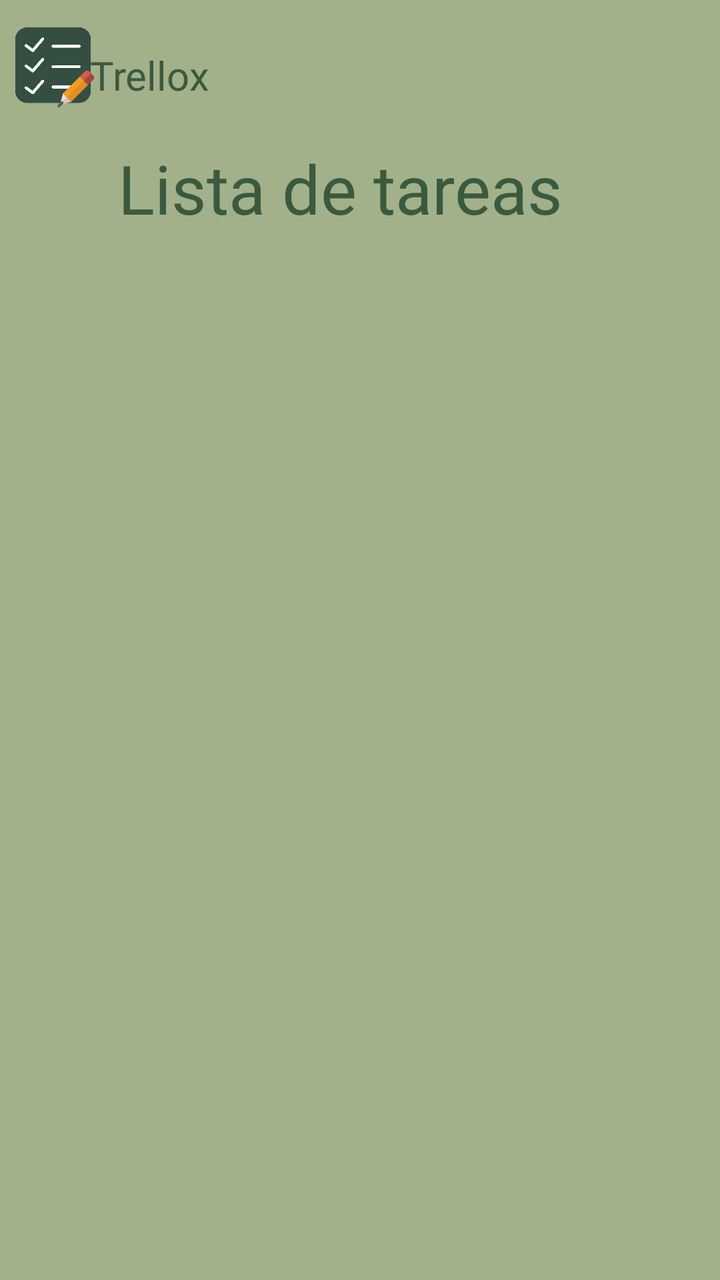
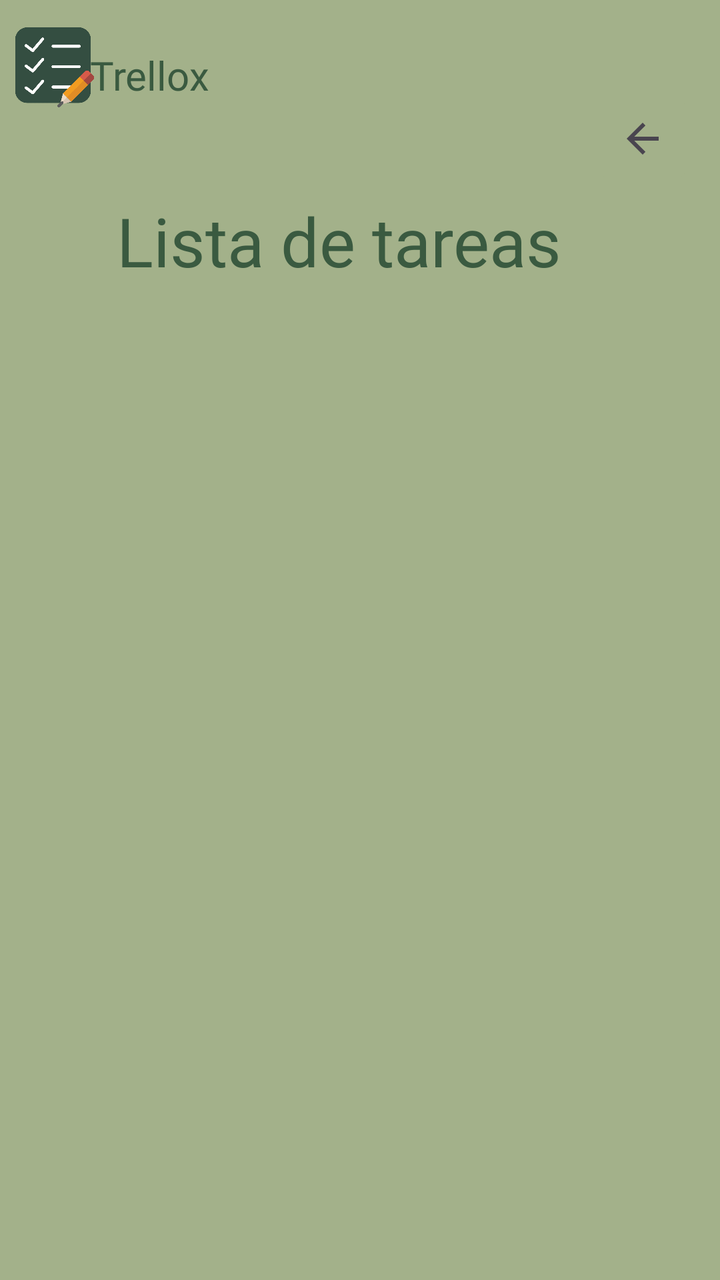

Before-and-after screenshots of an Android layout around one commit, followed by the original layout XML and the change that was made.
<!-- AndroidManifest.xml: application theme Theme.Trellox -->
<!-- res/layout/mostrar_tareas.xml -->
<?xml version="1.0" encoding="utf-8"?>
<androidx.constraintlayout.widget.ConstraintLayout xmlns:android="http://schemas.android.com/apk/res/android"
    xmlns:app="http://schemas.android.com/apk/res-auto"
    xmlns:tools="http://schemas.android.com/tools"
    android:id="@+id/verTareas"
    android:layout_width="match_parent"
    android:layout_height="match_parent"
    android:background="@color/verde_claro"
    android:contentDescription="@string/img_logo">

    <ImageView
        android:id="@+id/imgVerTareas"
        android:layout_width="40dp"
        android:layout_height="40dp"
        android:contentDescription="@string/img_perfil"
        app:layout_constraintBottom_toBottomOf="parent"
        app:layout_constraintEnd_toEndOf="parent"
        app:layout_constraintHorizontal_bias="0.023"
        app:layout_constraintStart_toStartOf="parent"
        app:layout_constraintTop_toTopOf="parent"
        app:layout_constraintVertical_bias="0.023"
        app:srcCompat="@drawable/lista" />

    <TextView
        android:id="@+id/titulo_app"
        android:layout_width="wrap_content"
        android:layout_height="wrap_content"
        android:fontFamily="@font/amaranth_bold"
        android:text="@string/app_name"
        android:textColor="@color/verde_oscuro"
        android:textSize="20sp"
        app:layout_constraintBottom_toBottomOf="parent"
        app:layout_constraintEnd_toEndOf="parent"
        app:layout_constraintHorizontal_bias="0.15"
        app:layout_constraintStart_toStartOf="parent"
        app:layout_constraintTop_toTopOf="parent"
        app:layout_constraintVertical_bias="0.039" />

    <TextView
        android:id="@+id/listaTareas"
        android:layout_width="wrap_content"
        android:layout_height="wrap_content"
        android:fontFamily="@font/amaranth"
        android:text="@string/lista_tareas"
        android:textColor="@color/verde_oscuro"
        android:textSize="34sp"
        app:layout_constraintBottom_toBottomOf="parent"
        app:layout_constraintEnd_toEndOf="parent"
        app:layout_constraintHorizontal_bias="0.43"
        app:layout_constraintStart_toStartOf="parent"
        app:layout_constraintTop_toTopOf="parent"
        app:layout_constraintVertical_bias="0.12" />

</androidx.constraintlayout.widget.ConstraintLayout>
<!-- resources referenced by this layout -->
<resources>
  <color name="verde_claro">#A3B18A</color>
  <color name="verde_oscuro">#3A5A40</color>
  <!-- drawable lista: png bitmap (drawable, 18316 bytes) -->
  <string name="app_name">Trellox</string>
  <string name="img_logo">logo</string>
  <string name="img_perfil">img perfil</string>
  <string name="lista_tareas">Lista de tareas  </string>
  <style name="Theme.Trellox" parent="Base.Theme.Trellox" />
  <style name="Base.Theme.Trellox" parent="Theme.Material3.DayNight.NoActionBar">
          
          
      </style>
</resources>

<!-- the commit's change to res/layout/mostrar_tareas.xml (unified diff, before → after) -->
@@ -9,7 +9,7 @@
     android:contentDescription="@string/img_logo">
 
     <ImageView
-        android:id="@+id/imgVerTareas"
+        android:id="@+id/imgLogo"
         android:layout_width="40dp"
         android:layout_height="40dp"
         android:contentDescription="@string/img_perfil"
@@ -22,7 +22,7 @@
         app:srcCompat="@drawable/lista" />
 
     <TextView
-        android:id="@+id/titulo_app"
+        android:id="@+id/nombreApp"
         android:layout_width="wrap_content"
         android:layout_height="wrap_content"
         android:fontFamily="@font/amaranth_bold"
@@ -46,9 +46,24 @@
         android:textSize="34sp"
         app:layout_constraintBottom_toBottomOf="parent"
         app:layout_constraintEnd_toEndOf="parent"
-        app:layout_constraintHorizontal_bias="0.43"
+        app:layout_constraintHorizontal_bias="0.425"
         app:layout_constraintStart_toStartOf="parent"
         app:layout_constraintTop_toTopOf="parent"
-        app:layout_constraintVertical_bias="0.12" />
+        app:layout_constraintVertical_bias="0.164" />
+
+    <ImageButton
+        android:id="@+id/btnVolver"
+        android:layout_width="50dp"
+        android:layout_height="50dp"
+        android:backgroundTint="@color/verde_claro"
+        android:contentDescription="@string/volver"
+        android:onClick="volver"
+        app:layout_constraintBottom_toBottomOf="parent"
+        app:layout_constraintEnd_toEndOf="parent"
+        app:layout_constraintHorizontal_bias="0.956"
+        app:layout_constraintStart_toStartOf="parent"
+        app:layout_constraintTop_toTopOf="parent"
+        app:layout_constraintVertical_bias="0.075"
+        app:srcCompat="?attr/actionModeCloseDrawable" />
 
 </androidx.constraintlayout.widget.ConstraintLayout>
<!-- resource entries referenced after the edit -->
@@ -7,6 +7,7 @@
   <string name="img_logo">logo</string>
   <string name="img_perfil">img perfil</string>
   <string name="lista_tareas">Lista de tareas  </string>
+  <string name="volver"> ⬅️​ </string>
   <style name="Theme.Trellox" parent="Base.Theme.Trellox" />
   <style name="Base.Theme.Trellox" parent="Theme.Material3.DayNight.NoActionBar">
           
